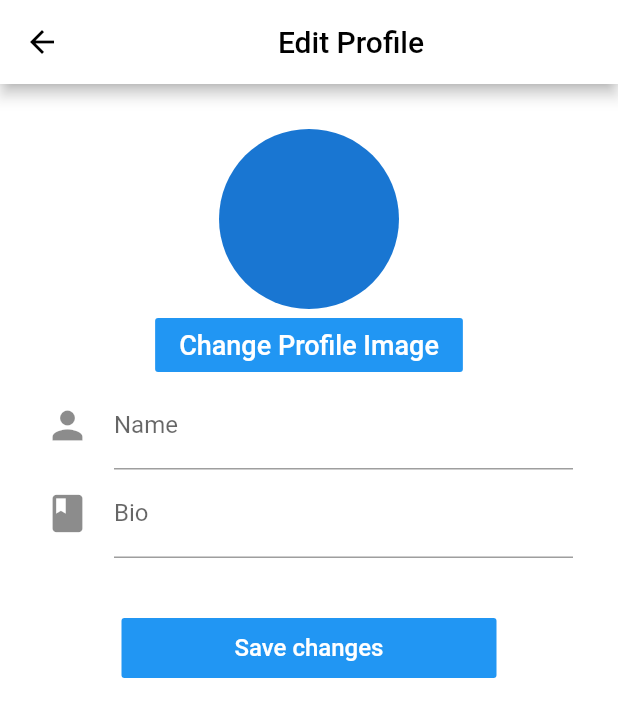
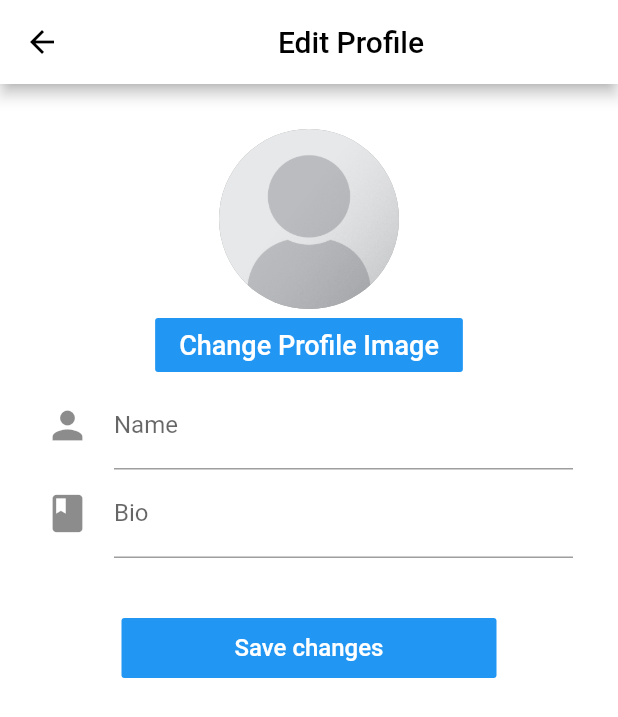
Before and after one commit to BENMALEKarim/instagram_clone, a Flutter app: the screen it shows once a user with an empty profile is signed in, item 5 of the bottom bar chosen, after a tap on "Edit Profile", on a phone screen of 412 x 824 dp. Shown: the top 717 px of the screen. Run offline on Flutter 3.47's test engine with Material 2 defaults, Android fonts, the phone set to English and light mode, and no system bars; our stand-ins replace cached_network_image, cloud_firestore, firebase_auth, firebase_storage, flutter_image_compress, image_picker; accounts and stored records are empty.

Commit message:
Change imageProfile

```diff
--- a/lib/screens/edit_profile_screen.dart
+++ b/lib/screens/edit_profile_screen.dart
@@ -1,6 +1,11 @@
+import 'dart:io';
+import 'package:cached_network_image/cached_network_image.dart';
+import 'package:cloud_firestore/cloud_firestore.dart';
 import 'package:flutter/material.dart';
+import 'package:image_picker/image_picker.dart';
 import 'package:instagram_clone/models/user_model.dart';
 import 'package:instagram_clone/services/database_service.dart';
+import 'package:instagram_clone/services/storage_service.dart';
 
 class EditProfileScreen extends StatefulWidget {
   final User user;
@@ -13,14 +18,54 @@ class EditProfileScreen extends StatefulWidget {
 
 class _EditProfileScreenState extends State<EditProfileScreen> {
   final _formKey = GlobalKey<FormState>();
+  File _profileImage;
   String _name;
   String _bio;
+  bool _isLoading = false;
 
-  _submit() {
+  _handleImageFromGallery() async {
+    File imageFile = await ImagePicker.pickImage(source: ImageSource.gallery);
+    if (imageFile != null) {
+      setState(() {
+        _profileImage = imageFile;
+      });
+    }
+  }
+
+  _displayProfileImage() {
+    //No new profile image
+    if (_profileImage == null) {
+      if (widget.user.profileImageUrl.isEmpty) {
+        //no profile image exist
+        return AssetImage('assets/images/user_placeholder.jpg');
+      } else {
+        return CachedNetworkImageProvider(widget.user.profileImageUrl);
+      }
+    } else {
+      // new profile image selected
+      return FileImage(_profileImage);
+    }
+  }
+
+  _submit() async {
     if (_formKey.currentState.validate()) {
       _formKey.currentState.save();
 
+      setState(() {
+        _isLoading = true;
+      });
+
       String _profileImageUrl = '';
+
+      if (_profileImage == null) {
+        _profileImageUrl = widget.user.profileImageUrl;
+      } else {
+        _profileImageUrl = await StorageService.uploadUserProfileImage(
+          widget.user.profileImageUrl,
+          _profileImage,
+        );
+      }
+
       // Logging in the user w/ Firebase
       //AuthService.signUpUser(context, _name, _email, _password);
       User user = User(
@@ -59,10 +104,18 @@ class _EditProfileScreenState extends State<EditProfileScreen> {
           ),
         ),
       ),
-      body: SingleChildScrollView(
-        child: Container(
-          height: MediaQuery.of(context).size.height,
-          child: Padding(
+      body: GestureDetector(
+        onTap: () => FocusScope.of(context).unfocus(),
+        child: ListView(
+          children: <Widget>[
+            _isLoading
+                ? LinearProgressIndicator(
+                    backgroundColor: Colors.blue[200],
+                    valueColor: AlwaysStoppedAnimation(Colors.blue),
+                  )
+                : SizedBox.shrink(),
+
+                Padding(
                     padding: EdgeInsets.all(30.0),
                     child: Form(
                       key: _formKey,
@@ -70,9 +123,11 @@ class _EditProfileScreenState extends State<EditProfileScreen> {
                         children: <Widget>[
                           CircleAvatar(
                             radius: 60.0,
+                            backgroundColor: Colors.grey,
+                            backgroundImage: _displayProfileImage(),
                           ),
                           FlatButton(
-                    onPressed: () => print('Edit Profile Image'),
+                            onPressed: _handleImageFromGallery,
                             color: Colors.blue,
                             textColor: Colors.white,
                             child: Text(
@@ -132,6 +187,7 @@ class _EditProfileScreenState extends State<EditProfileScreen> {
                       ),
                     ),
                   ),
+          ],
         ),
       ),
     );
--- a/lib/screens/profile_screen.dart
+++ b/lib/screens/profile_screen.dart
@@ -1,3 +1,4 @@
+import 'package:cached_network_image/cached_network_image.dart';
 import 'package:flutter/material.dart';
 import 'package:instagram_clone/screens/edit_profile_screen.dart';
 import 'package:instagram_clone/utiities/constants.dart';
@@ -35,6 +36,8 @@ class _ProfileScreenState extends State<ProfileScreen> {
                       CircleAvatar(
                         radius: 50.0,
                         //backgroundImage: NetworkImage(''),
+                        backgroundImage:
+                        user.profileImageUrl.isEmpty ? AssetImage('assets/images/user_placeholder.jpg') : CachedNetworkImageProvider(user.profileImageUrl),
                       ),
                       Expanded(
                         child: Column(
--- a/lib/utiities/constants.dart
+++ b/lib/utiities/constants.dart
@@ -1,5 +1,8 @@
 import 'package:cloud_firestore/cloud_firestore.dart';
+import 'package:firebase_storage/firebase_storage.dart';
 
 final _firestore = Firestore.instance;
 
 final userRef = _firestore.collection('users');
+
+final storageRef = FirebaseStorage.instance.ref();
--- a/pubspec.yaml
+++ b/pubspec.yaml
@@ -52,9 +52,10 @@ flutter:
   uses-material-design: true
 
   # To add assets to your application, add an assets section, like this:
-  # assets:
-  #  - images/a_dot_burr.jpeg
   #  - images/a_dot_ham.jpeg
+  assets:
+   - assets/images/
+
 
   # An image asset can refer to one or more resolution-specific "variants", see
   # https://flutter.dev/assets-and-images/#resolution-aware.
```
Also changed, not shown: lib/services/storage_service.dart (added, +39 -0 lines), assets/images/user_placeholder.jpg (added). Lines whose indentation alone changed are shown as unchanged.
